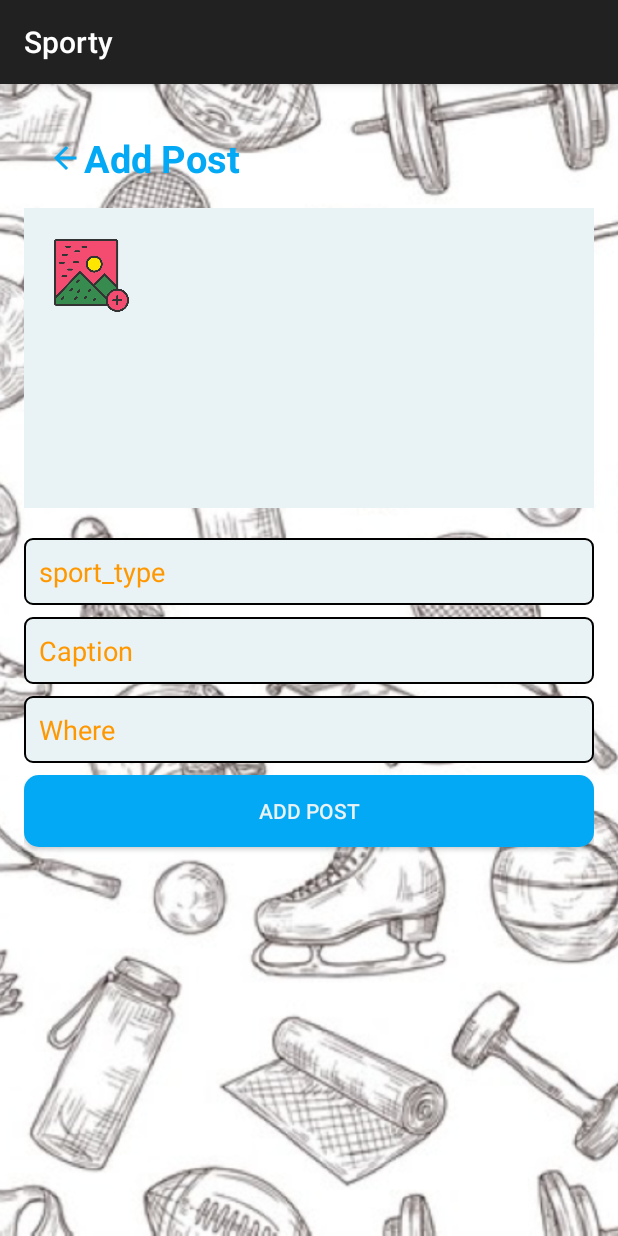
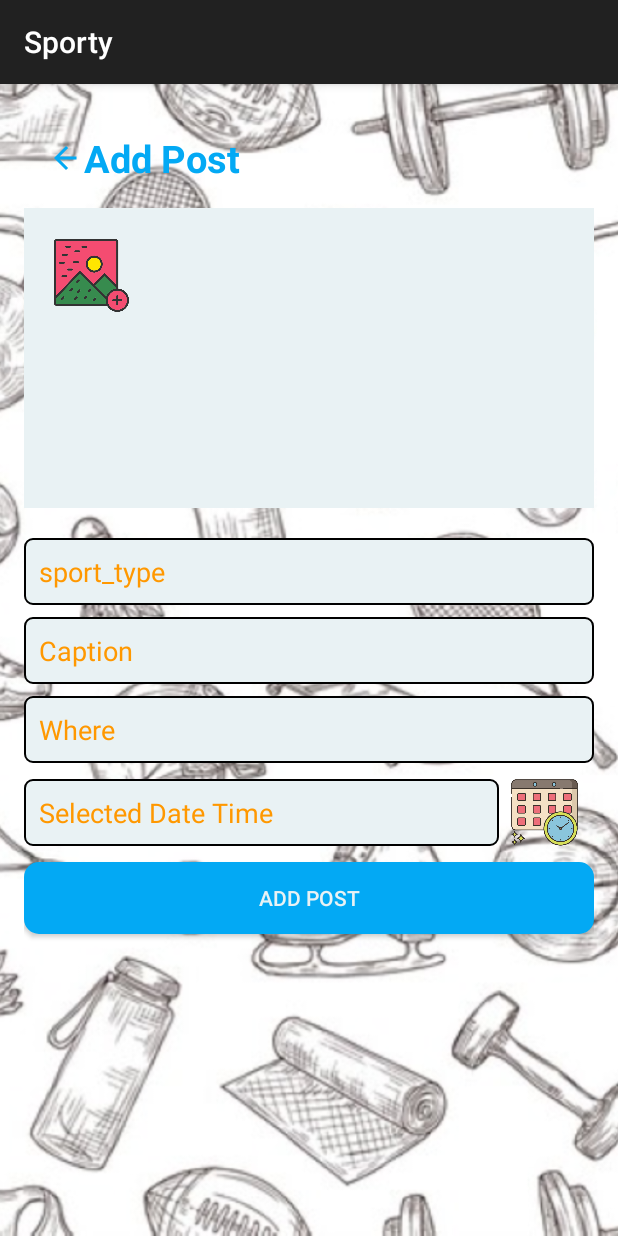
Before and after one commit to ruthChavshush/androidProject, an Android app built with Jetpack Compose: the AddPostFragment screen opened through its navigation route, on a phone screen of 412 x 824 dp. Run offline under Robolectric (Android 15) with nearby library versions, the phone set to English and light mode, and no system bars; our stand-ins replace Firebase (no records; nobody signed in at launch, a user with empty details on screens opened directly), Picasso, Room's generated code; pictures from the network do not load.

Commit message:
hodaya fix bugs

```diff
--- a/app/src/main/java/com/example/fetch/Models/Comment.kt
+++ /dev/null
@@ -1,6 +0,0 @@
-package com.example.sporty.Models
-
-data class Comment(
-    val userId: String,
-    val text: String
-)
--- a/app/src/main/java/com/example/fetch/Models/PostTypes.kt
+++ /dev/null
@@ -1,9 +0,0 @@
-package com.example.sporty.Models
-
-import android.os.Parcelable
-import kotlinx.parcelize.Parcelize
-
-@Parcelize
-enum class PostTypes : Parcelable {
-    SINGLE, PLAYDATE, OTHER
-}
--- a/app/src/main/java/com/example/fetch/Modules/Feed/FeedFragment.kt
+++ b/app/src/main/java/com/example/fetch/Modules/Feed/FeedFragment.kt
@@ -14,7 +14,6 @@ import androidx.lifecycle.lifecycleScope
 import androidx.navigation.fragment.findNavController
 import androidx.recyclerview.widget.LinearLayoutManager
 import com.example.sporty.Models.Post
-import com.example.sporty.Models.PostTypes
 import com.example.sporty.Modules.Adapters.PostAdapter
 import com.example.sporty.R
 import com.example.sporty.api.ApiService
@@ -55,20 +54,10 @@ class FeedFragment : Fragment() {
         super.onViewCreated(view, savedInstanceState)
 
         spinnerCities = binding.spinnerCities
-//
-//        binding.toolbarFeed.btnAddPost.setOnClickListener {
-//            val action =
-//                FeedFragmentDirections.actionFeedFragmentToAddPostFragment(
-//                    PostTypes.SINGLE.name,
-//                    null
-//                )
-//            findNavController().navigate(action)
-//        }
 
-        binding.toolbarFeed.btnAddPlaydate.setOnClickListener {
+        binding.toolbarFeed.btnAddSSportyDate.setOnClickListener {
             val action =
                 FeedFragmentDirections.actionFeedFragmentToAddPostFragment(
-                    PostTypes.PLAYDATE.name,
                     null
                 )
             findNavController().navigate(action)
@@ -171,9 +160,8 @@ class FeedFragment : Fragment() {
         lifecycleScope.launch {
             val postDao = AppDatabase.getDatabase(requireContext()).postDao()
             val cachedPosts = withContext(Dispatchers.IO) {
-                postDao.getPostsByPostType(PostTypes.SINGLE.name) + postDao.getPostsByPostType(
-                    PostTypes.PLAYDATE.name
-                )
+                // todo need to remove the postType
+                postDao.getPostsByPostType()
             }
             allPosts = cachedPosts
             postAdapter.submitList(cachedPosts)
@@ -182,7 +170,6 @@ class FeedFragment : Fragment() {
 
     private fun loadPosts() {
         db.collection("posts")
-            .orderBy("timestamp", Query.Direction.DESCENDING)
             .get()
             .addOnSuccessListener { result ->
                 val posts = result.toObjects(Post::class.java)
@@ -212,9 +199,10 @@ class FeedFragment : Fragment() {
     private fun searchPosts(query: String) {
         val filteredPosts = allPosts.filter { post ->
             // Search logic - check caption, location, and pet name
+            // todo change sportType to sport type
             post.caption.contains(query, ignoreCase = true) ||
                     post.location.contains(query, ignoreCase = true) ||
-                    post.petName.contains(query, ignoreCase = true)
+                    post.sportType.contains(query, ignoreCase = true)
         }
         postAdapter.submitList(filteredPosts) // Update adapter with filtered data
     }
--- a/app/src/main/java/com/example/fetch/dao/AppDatabase.kt
+++ b/app/src/main/java/com/example/fetch/dao/AppDatabase.kt
@@ -6,7 +6,7 @@ import androidx.room.Room
 import androidx.room.RoomDatabase
 import com.example.sporty.Models.Post
 
-@Database(entities = [Post::class], version = 1, exportSchema = false)
+@Database(entities = [Post::class], version = 4, exportSchema = false)
 abstract class AppDatabase : RoomDatabase() {
     abstract fun postDao(): PostDao
 
@@ -20,7 +20,7 @@ abstract class AppDatabase : RoomDatabase() {
                     context.applicationContext,
                     AppDatabase::class.java,
                     "app_database"
-                ).build()
+                ).fallbackToDestructiveMigration().build()
                 INSTANCE = instance
                 instance
             }
--- a/app/src/main/java/com/example/fetch/dao/PostDao.kt
+++ b/app/src/main/java/com/example/fetch/dao/PostDao.kt
@@ -11,6 +11,7 @@ interface PostDao {
     @Insert(onConflict = OnConflictStrategy.REPLACE)
     fun insert(post: Post)
 
-    @Query("SELECT * FROM posts WHERE postType = :postType")
-    fun getPostsByPostType(postType: String): List<Post>
+    // todo remove postType change function name
+    @Query("SELECT * FROM posts")
+    fun getPostsByPostType(): List<Post>
 }
--- a/app/src/main/res/layout/fragment_add_post.xml
+++ b/app/src/main/res/layout/fragment_add_post.xml
@@ -109,7 +109,6 @@
             android:padding="10dp"
             android:textColorHint="@color/pink" />
 
-        <!-- Playdate specific field -->
         <LinearLayout
             android:id="@+id/dateTimeLayout"
             android:layout_width="match_parent"
--- a/app/src/main/res/layout/fragment_feed.xml
+++ b/app/src/main/res/layout/fragment_feed.xml
@@ -32,7 +32,7 @@
                 <TextView
                     android:layout_width="wrap_content"
                     android:layout_height="wrap_content"
-                    android:text="Where are you?"
+                    android:text="@string/where_are_you"
                     android:textStyle="bold"
                     android:layout_gravity="center_vertical"
                     android:layout_marginEnd="8dp" />
--- a/app/src/main/res/layout/toolbar_layout.xml
+++ b/app/src/main/res/layout/toolbar_layout.xml
@@ -45,7 +45,7 @@
             android:gravity="end|center_vertical"
             android:orientation="horizontal">
             <ImageButton
-                android:id="@+id/btnAddPlaydate"
+                android:id="@+id/btnAddSSportyDate"
                 android:layout_width="60dp"
                 android:layout_height="match_parent"
                 android:background="?attr/selectableItemBackgroundBorderless"
--- a/app/src/main/res/navigation/nav_graph.xml
+++ b/app/src/main/res/navigation/nav_graph.xml
@@ -63,10 +63,6 @@
         android:label="Add Post"
         tools:layout="@layout/fragment_add_post">
         <argument
-            android:name="postType"
-            app:argType="string"
-            app:nullable="true" />
-        <argument
             android:name="post"
             app:argType="com.example.sporty.Models.Post"
             app:nullable="true" />
--- a/app/src/main/res/values/strings.xml
+++ b/app/src/main/res/values/strings.xml
@@ -31,4 +31,5 @@
     <string name="timestamp">Timestamp</string>
     <string name="post_time">Post Time:</string>
     <string name="location_post">Location:</string>
+    <string name="where_are_you">Where are you?</string>
 </resources>
```
Also changed, not shown: app/src/main/java/com/example/fetch/Models/Post.kt (+3 -4 lines), app/src/main/java/com/example/fetch/Modules/Adapters/PostAdapter.kt (+2 -11 lines), app/src/main/java/com/example/fetch/Modules/AddPost/AddPostFragment.kt (+24 -40 lines), app/src/main/java/com/example/fetch/Modules/Profile/ProfileFragment.kt (+9 -19 lines).
